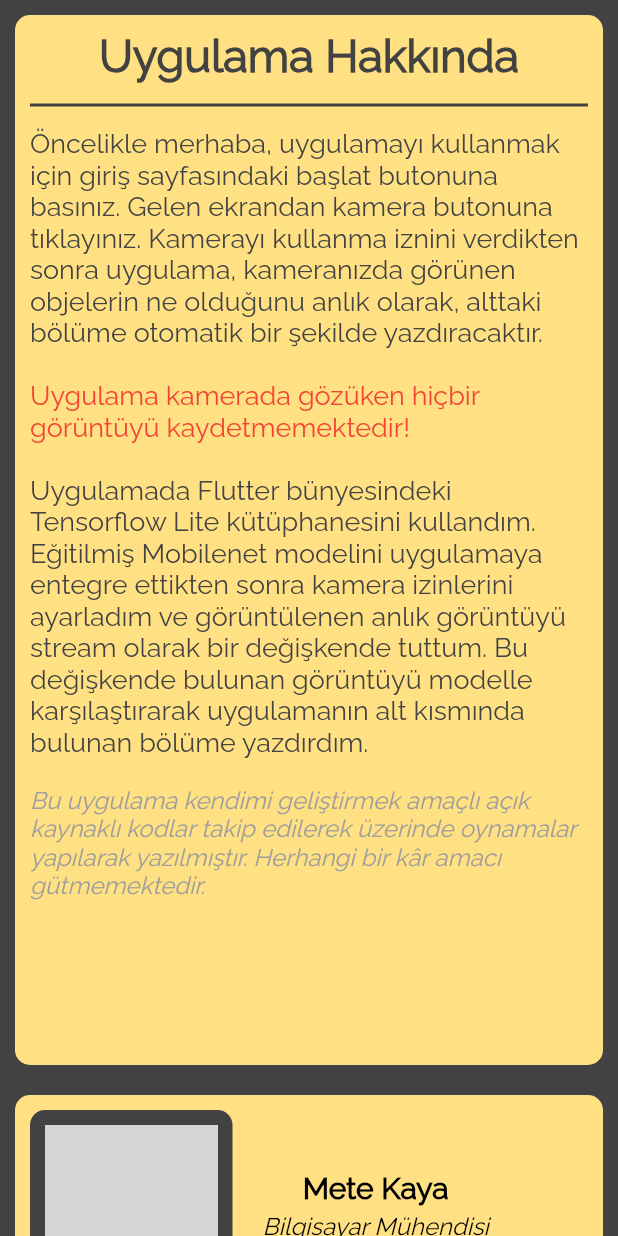
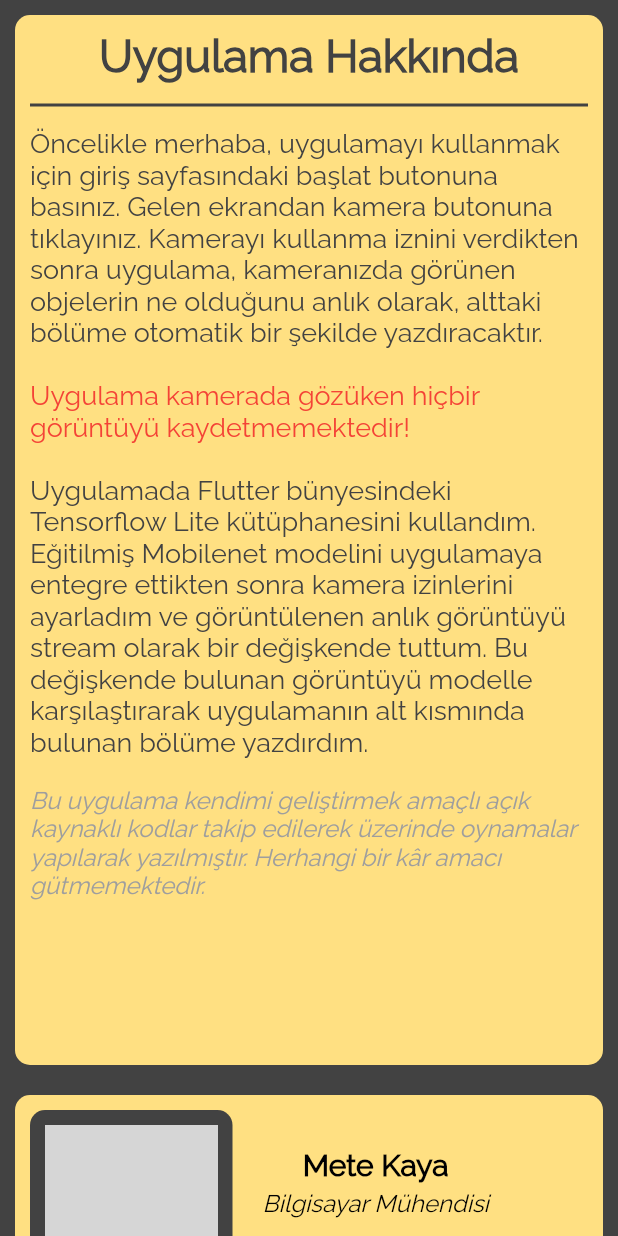
Before and after one commit to metekaya/object-detector, a Flutter app: the AboutPage screen opened by its route, on a phone screen of 412 x 824 dp. Run offline on Flutter 3.47's test engine with Material 2 defaults, Android fonts, the phone set to English and light mode, and no system bars; our stand-ins replace camera, fluttertoast, ionicons, wave; missing offline and left inert: flutter_launcher_icons, tflite; project files that could hold a hidden picture were left out; grey boxes are pictures that could not be loaded.

Commit message:
final adjustments

```diff
--- a/lib/about.dart
+++ b/lib/about.dart
@@ -107,7 +107,7 @@ class AboutPage extends StatelessWidget {
               ),
               padding: EdgeInsets.all(10),
               margin: EdgeInsets.all(10),
-              height: 300,
+              height: 170,
               width: double.infinity,
               child: Column(
                 children: [
@@ -143,7 +143,7 @@ class AboutPage extends StatelessWidget {
                           mainAxisAlignment: MainAxisAlignment.start,
                           children: [
                             SizedBox(
-                              height: 40,
+                              height: 25,
                             ),
                             Text(
                               'Mete Kaya',
@@ -196,6 +196,11 @@ class AboutPage extends StatelessWidget {
                       ],
                     ),
                   ),
+                  // SizedBox(height: 30),
+                  // Text(
+                  //   'Proje Linki',
+                  //   style: TextStyle(fontSize: 40),
+                  // )
                 ],
               ),
             ),
--- a/lib/home_page.dart
+++ b/lib/home_page.dart
@@ -1,5 +1,6 @@
 import 'package:flutter/material.dart';
 import 'package:ionicons/ionicons.dart';
+import 'package:object_detection_app/about.dart';
 import 'package:object_detection_app/camera_page.dart';
 import 'package:url_launcher/url_launcher.dart';
 import 'package:wave/config.dart';
@@ -109,7 +110,8 @@ class HomePage extends StatelessWidget {
                   color: Colors.grey.shade800,
                   borderRadius: BorderRadius.circular(18),
                   child: InkWell(
-                    onTap: () {},
+                    onTap: () =>
+                        Navigator.pushNamed(context, AboutPage.routeName),
                     borderRadius: BorderRadius.circular(18),
                     highlightColor: Colors.amber.shade100,
                     splashColor: Colors.amber.shade200,
@@ -139,7 +141,7 @@ class HomePage extends StatelessWidget {
                       ),
                     ),
                     Text(
-                      'Bana buradan ulaşabilirsin',
+                      'Diğer Projelerim İçin',
                       style: TextStyle(color: Colors.white),
                     ),
                     Expanded(
--- a/lib/main.dart
+++ b/lib/main.dart
@@ -19,7 +19,7 @@ class MyApp extends StatelessWidget {
       theme: ThemeData(fontFamily: 'Raleway'),
       debugShowCheckedModeBanner: false,
       title: 'Object Detection',
-      home: AboutPage(),
+      home: HomePage(),
       routes: {
         CameraPage.routeName: (ctx) => CameraPage(),
         AboutPage.routeName: (ctx) => AboutPage(),
```
